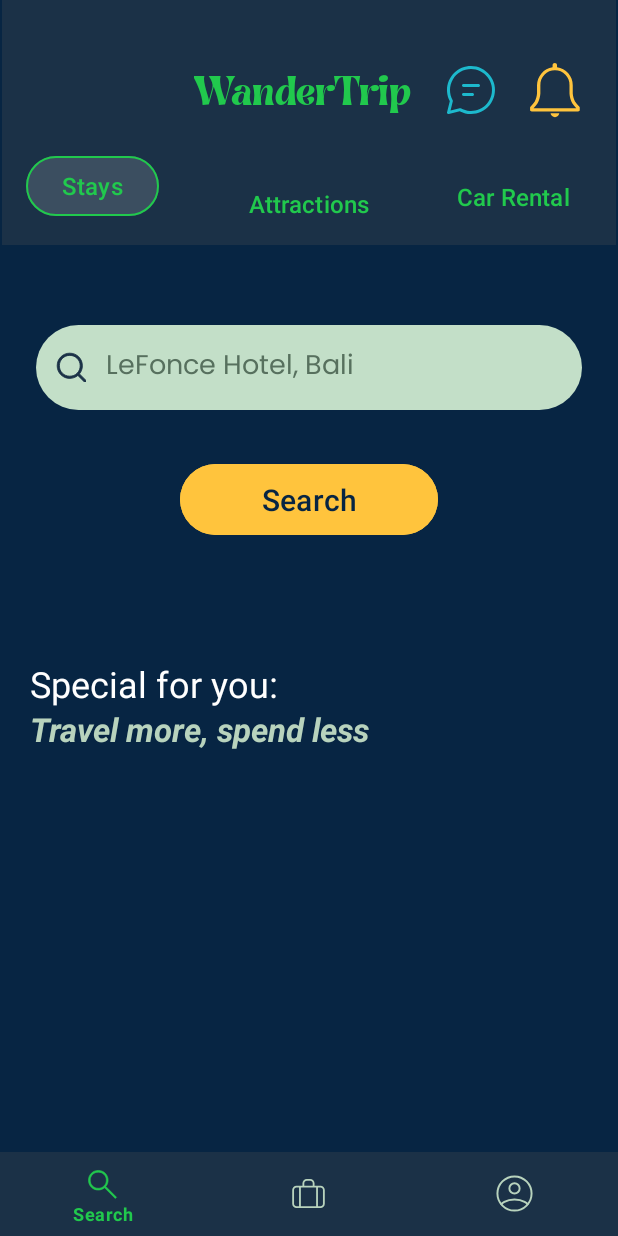
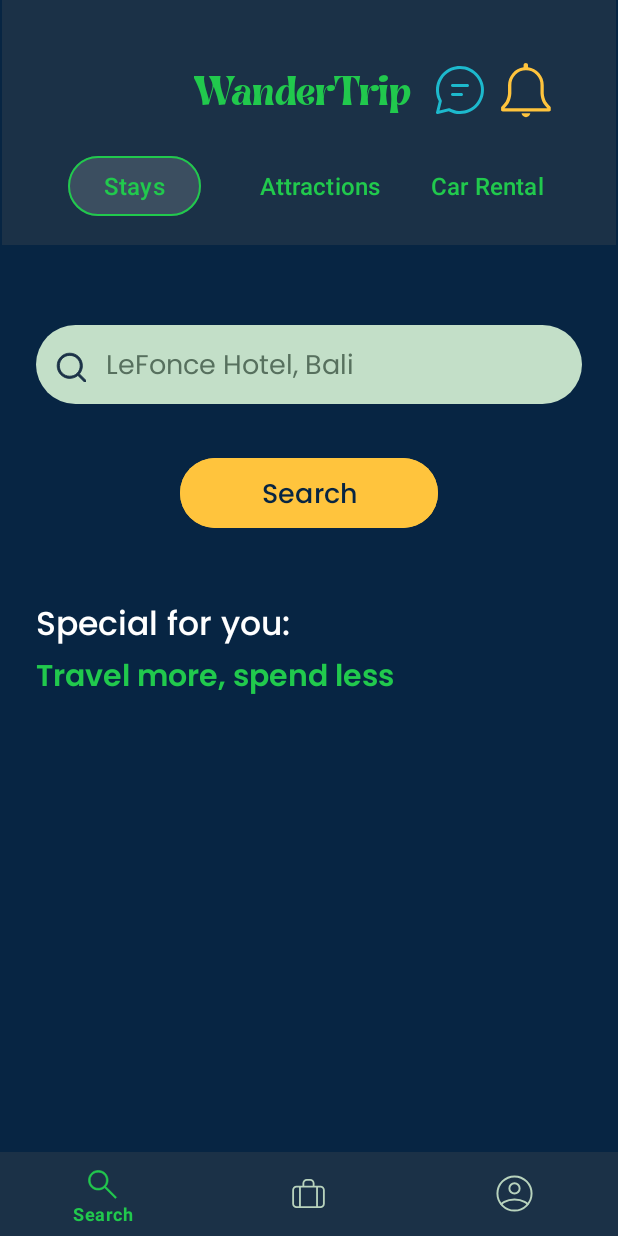
Before and after one commit to Robieeee/ProjectSemes5, an Android app: the layout activity_home.xml on its own in the app's theme, with its tools: preview values and no code run, on a phone screen of 412 x 824 dp. Run offline under Robolectric (Android 15) with nearby library versions, the phone set to English and light mode, and no system bars.

Commit message:
Font + Hotel Images Update

```diff
--- a/app/src/main/java/com/example/projectsemes5/Signin_Activity.java
+++ b/app/src/main/java/com/example/projectsemes5/Signin_Activity.java
@@ -50,7 +50,8 @@ public class Signin_Activity extends AppCompatActivity {
                             @Override
                             public void onSuccess(AuthResult authResult) {
                                 Toast.makeText(Signin_Activity.this, "Signin Successful", Toast.LENGTH_SHORT).show();
-                                startActivity(new Intent(Signin_Activity.this, HomeActivity.class));
+                                String name = getIntent().getStringExtra("userName");
+                                startActivity(new Intent(Signin_Activity.this, HomeActivity.class).putExtra("userName", name));
                                 finish();
                             }
                         }).addOnFailureListener(new OnFailureListener() {
--- a/app/src/main/java/com/example/projectsemes5/Signup_Activity.java
+++ b/app/src/main/java/com/example/projectsemes5/Signup_Activity.java
@@ -60,7 +60,7 @@ public class Signup_Activity extends AppCompatActivity {
                         public void onComplete(@NonNull Task<AuthResult> task) {
                             if (task.isSuccessful()){
                                 Toast.makeText(Signup_Activity.this,"SignUp Successful", Toast.LENGTH_SHORT).show();
-                                startActivity(new Intent(Signup_Activity.this, Signin_Activity.class));
+                                startActivity(new Intent(Signup_Activity.this, Signin_Activity.class).putExtra("userName", name));
                             } else {
                                 Toast.makeText(Signup_Activity.this, "SignUp Failed" + task.getException().getMessage(), Toast.LENGTH_SHORT).show();
                             }
--- a/app/src/main/java/com/example/projectsemes5/adapter/HotelsAdapter.java
+++ b/app/src/main/java/com/example/projectsemes5/adapter/HotelsAdapter.java
@@ -38,7 +38,7 @@ public class HotelsAdapter extends RecyclerView.Adapter<HotelsAdapter.MyViewHold
     public void onBindViewHolder(@NonNull MyViewHolder holder, int position) {
         HotelData hotel = hotelDataList.get(position);
         int hotelId = hotel.getImageUrl();
-        int resourceId = context.getResources().getIdentifier("ic_hotel_" + hotelId, "drawable", context.getPackageName());
+        int resourceId = context.getResources().getIdentifier("hotel_" + hotelId, "drawable", context.getPackageName());
 
         holder.hotelName.setText(hotel.getName());
         holder.hotelLocation.setText(hotel.getLocation());
--- a/app/src/main/res/drawable/car_icon.xml
+++ b/app/src/main/res/drawable/car_icon.xml
@@ -1,6 +1,6 @@
 <vector xmlns:android="http://schemas.android.com/apk/res/android"
-    android:width="25dp"
-    android:height="20dp"
+    android:width="42dp"
+    android:height="40dp"
     android:viewportWidth="35"
     android:viewportHeight="30">
   <path
--- a/app/src/main/res/drawable/plane_icon.xml
+++ b/app/src/main/res/drawable/plane_icon.xml
@@ -1,6 +1,6 @@
 <vector xmlns:android="http://schemas.android.com/apk/res/android"
-    android:width="35dp"
-    android:height="35dp"
+    android:width="40dp"
+    android:height="40dp"
     android:viewportWidth="35"
     android:viewportHeight="35">
   <path
--- a/app/src/main/res/layout/activity_home.xml
+++ b/app/src/main/res/layout/activity_home.xml
@@ -31,55 +31,56 @@
 
         <Button
             android:id="@+id/staysBtn"
-            android:layout_width="wrap_content"
+            style="@style/Widget.Material3.Button.OutlinedButton"
+            android:layout_width="0dp"
             android:layout_height="wrap_content"
-            android:layout_marginStart="16dp"
+            android:layout_marginStart="44dp"
             android:layout_marginTop="100dp"
             android:backgroundTintMode="src_in"
             android:text="Stays"
             android:textColor="@color/primary_text"
             android:textSize="16sp"
+            app:backgroundTint="#2BD9D9D9"
+            app:elevation="3dp"
             app:layout_constraintStart_toStartOf="parent"
             app:layout_constraintTop_toTopOf="parent"
-            style="@style/Widget.Material3.Button.OutlinedButton"
             app:strokeColor="@color/primary_text"
-            app:backgroundTint="#2BD9D9D9"
-            app:elevation="3dp"
+
             />
 
         <Button
             android:id="@+id/attractionBtn"
             android:layout_width="wrap_content"
             android:layout_height="wrap_content"
-            android:layout_marginStart="36dp"
-            android:layout_marginTop="32dp"
+            android:layout_marginStart="15dp"
+            android:layout_marginTop="20dp"
+            android:background="@android:color/transparent"
             android:backgroundTintMode="src_in"
             android:text="Attractions"
             android:textColor="@color/primary_text"
             android:textSize="16sp"
-            android:background="@android:color/transparent"
             app:layout_constraintStart_toEndOf="@+id/staysBtn"
             app:layout_constraintTop_toBottomOf="@+id/logoTV" />
 
         <Button
             android:id="@+id/carRentalBtn"
-            android:layout_width="wrap_content"
+            android:layout_width="0dp"
             android:layout_height="wrap_content"
-            android:layout_marginStart="10dp"
-            android:layout_marginTop="23dp"
+            android:layout_marginTop="16dp"
+            android:layout_marginEnd="24dp"
             android:background="@android:color/transparent"
             android:backgroundTintMode="src_in"
             android:text="Car Rental"
             android:textColor="@color/primary_text"
             android:textSize="16sp"
-            app:layout_constraintStart_toEndOf="@+id/attractionBtn"
+            app:layout_constraintEnd_toEndOf="parent"
             app:layout_constraintTop_toBottomOf="@+id/chatBtn" />
 
         <ImageButton
             android:id="@+id/chatBtn"
             android:layout_width="48dp"
             android:layout_height="48dp"
-            android:layout_marginStart="15dp"
+            android:layout_marginStart="8dp"
             android:layout_marginTop="36dp"
             android:backgroundTint="@android:color/transparent"
             android:contentDescription="chat icon"
@@ -92,11 +93,13 @@
             android:id="@+id/notifBtn"
             android:layout_width="48dp"
             android:layout_height="48dp"
-            android:layout_marginStart="8dp"
             android:layout_marginTop="36dp"
+            android:layout_marginEnd="36dp"
             android:backgroundTint="@android:color/transparent"
             android:contentDescription="notification icon"
             android:padding="10dp"
+            app:layout_constraintEnd_toEndOf="parent"
+            app:layout_constraintHorizontal_bias="1.0"
             app:layout_constraintStart_toEndOf="@+id/chatBtn"
             app:layout_constraintTop_toTopOf="parent"
             app:srcCompat="@drawable/notif_icon" />
@@ -117,21 +120,25 @@
         app:labelVisibilityMode="selected"
         app:itemIconSize="27dp"
         app:itemBackground="@android:color/transparent"
-        style="@style/Widget.MaterialComponents.BottomNavigationView.PrimarySurface"/>
+        style="@style/Widget.MaterialComponents.BottomNavigationView.PrimarySurface" />
 
     <androidx.constraintlayout.widget.ConstraintLayout
         android:layout_width="392dp"
         android:layout_height="240dp"
-        android:layout_marginTop="347dp"
+        android:layout_marginTop="292dp"
         app:layout_constraintEnd_toEndOf="parent"
+        app:layout_constraintHorizontal_bias="0.473"
         app:layout_constraintStart_toStartOf="parent"
         app:layout_constraintTop_toBottomOf="@+id/topConstraint">
 
         <androidx.recyclerview.widget.RecyclerView
             android:id="@+id/discountsRV"
-            android:layout_width="390dp"
-            android:layout_height="238dp"
-            android:layout_marginStart="0dp"
+            android:layout_width="0dp"
+            android:layout_height="wrap_content"
+            android:layout_marginStart="24dp"
+            android:layout_marginEnd="24dp"
+            app:layout_constraintBottom_toBottomOf="parent"
+            app:layout_constraintEnd_toEndOf="parent"
             app:layout_constraintStart_toStartOf="parent"
             app:layout_constraintTop_toTopOf="parent" />
     </androidx.constraintlayout.widget.ConstraintLayout>
@@ -140,26 +147,27 @@
         android:id="@+id/textVIewww"
         android:layout_width="355dp"
         android:layout_height="38dp"
-        android:layout_marginStart="20dp"
-        android:layout_marginTop="308dp"
+        android:layout_marginStart="24dp"
+        android:layout_marginTop="272dp"
         android:text="Travel more, spend less "
-        android:textColor="@color/primary_grey"
-        android:textSize="22sp"
-        android:textStyle="bold|italic"
+        android:textColor="@color/primary_text"
+        android:textSize="20sp"
         app:layout_constraintStart_toStartOf="parent"
-        app:layout_constraintTop_toBottomOf="@+id/topConstraint" />
+        app:layout_constraintTop_toBottomOf="@+id/topConstraint"
+        android:fontFamily="@font/poppins_semibold"/>
 
     <TextView
         android:id="@+id/textView2"
         android:layout_width="wrap_content"
         android:layout_height="wrap_content"
-        android:layout_marginStart="20dp"
-        android:layout_marginTop="276dp"
+        android:layout_marginStart="24dp"
+        android:layout_marginTop="236dp"
         android:text="Special for you:"
         android:textColor="@android:color/white"
-        android:textSize="24dp"
+        android:textSize="22dp"
         app:layout_constraintStart_toStartOf="parent"
-        app:layout_constraintTop_toBottomOf="@+id/topConstraint" />
+        app:layout_constraintTop_toBottomOf="@+id/topConstraint"
+        android:fontFamily="@font/poppins_medium"/>
 
     <EditText
         android:id="@+id/search_barET"
@@ -174,7 +182,10 @@
         android:ems="10"
         android:hint="LeFonce Hotel, Bali"
         android:inputType="text"
-        android:padding="13dp"
+        android:paddingRight="13dp"
+        android:paddingLeft="13dp"
+        android:paddingTop="13dp"
+        android:paddingBottom="9dp"
         android:textColor="@color/primary_bg"
         android:textColorHint="@color/hint_text"
         android:textSize="18sp"
@@ -192,14 +203,17 @@
         android:layout_marginStart="120dp"
         android:layout_marginTop="32dp"
         android:layout_marginEnd="120dp"
-        android:padding="10dp"
+        android:paddingRight="10dp"
+        android:paddingLeft="10dp"
+        android:paddingTop="10dp"
         android:text="Search"
         android:textColor="@color/primary_bg"
-        android:textSize="20sp"
+        android:textSize="18sp"
         android:backgroundTint="@color/yellow"
         android:elevation="5dp"
         app:layout_constraintEnd_toEndOf="parent"
         app:layout_constraintStart_toStartOf="parent"
+        android:fontFamily="@font/poppins_medium"
         app:layout_constraintTop_toBottomOf="@+id/search_barET" />
 
 </androidx.constraintlayout.widget.ConstraintLayout>
```
Also changed, not shown: app/src/main/java/com/example/projectsemes5/HomeActivity.java (+5 -3 lines), app/src/main/res/layout/activity_search.xml (+6 -3 lines), app/src/main/res/layout/discounts_row_item.xml (+5 -3 lines), app/src/main/res/layout/hotels_row_item.xml (+7 -7 lines), app/src/main/res/drawable/hotel_1.png (added), app/src/main/res/drawable/hotel_2.png (added), app/src/main/res/drawable/hotel_3.png (added), app/src/main/res/drawable/hotel_4.png (added), app/src/main/res/drawable/hotel_5.png (added).
